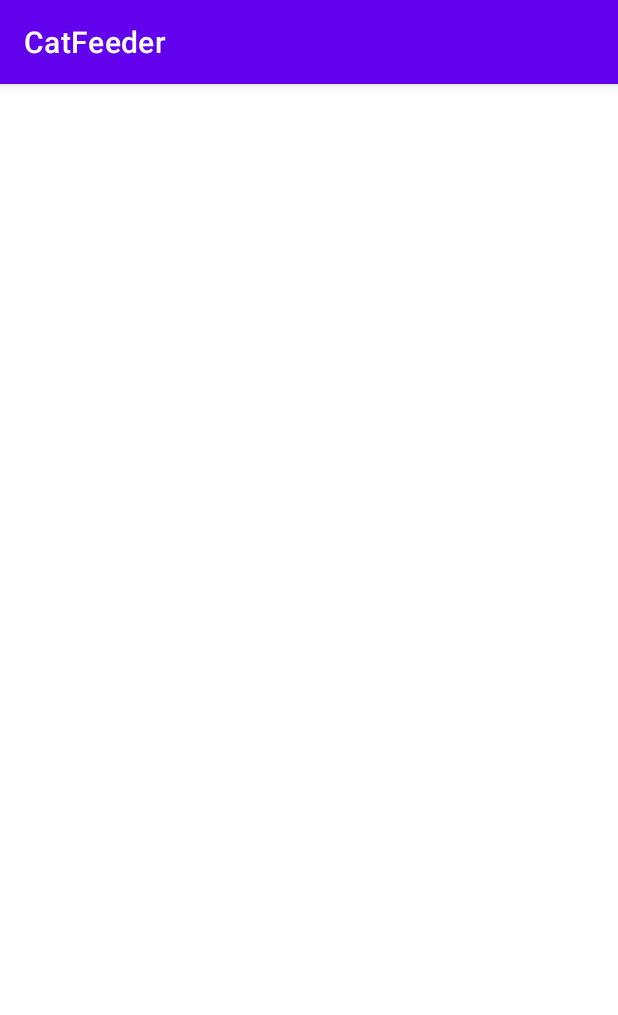
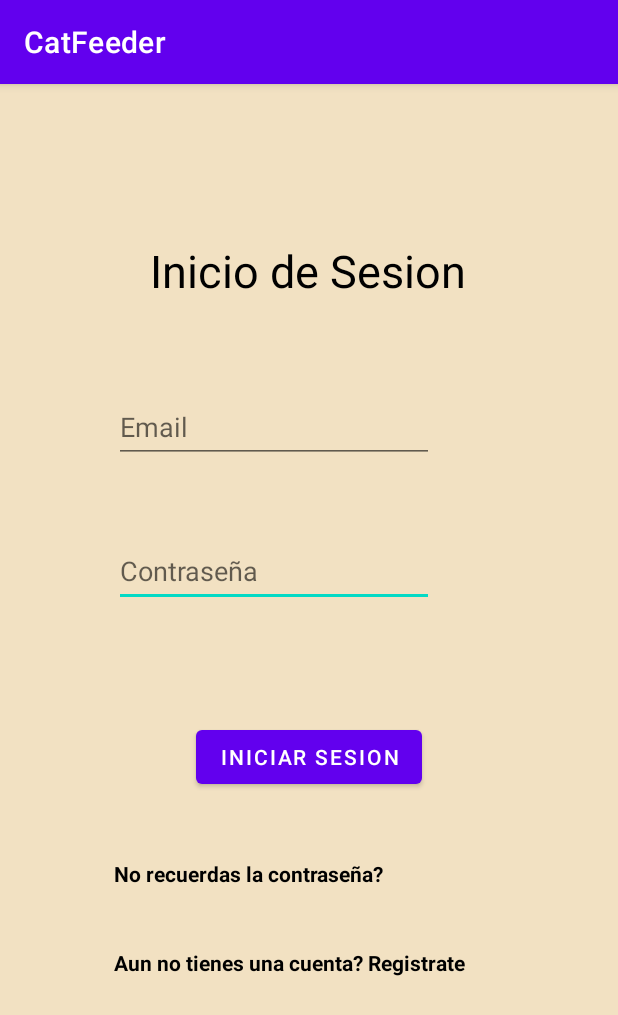
Before and after one commit to DSAR-inc/PetFeederApp, an Android app: the LoginActivity screen opened directly, with no data from a screen before it, on a phone screen of 412 x 824 dp. Shown: the top 1015 px of the screen. Run offline under Robolectric (Android 15) with nearby library versions, the phone set to English and light mode, and no system bars; Roboto replaces fonts that are not available here.

Commit message:
Base de la activity login

```diff
--- a/Code/app/src/main/res/layout/activity_login.xml
+++ b/Code/app/src/main/res/layout/activity_login.xml
@@ -4,6 +4,79 @@
     xmlns:tools="http://schemas.android.com/tools"
     android:layout_width="match_parent"
     android:layout_height="match_parent"
+    android:background="#F2E1C2"
     tools:context=".LoginActivity">
 
+    <TextView
+        android:id="@+id/textView"
+        android:layout_width="wrap_content"
+        android:layout_height="wrap_content"
+        android:layout_marginTop="104dp"
+        android:text="Inicio de Sesion"
+        android:textColor="#000000"
+        android:textSize="30sp"
+        app:layout_constraintEnd_toEndOf="parent"
+        app:layout_constraintHorizontal_bias="0.498"
+        app:layout_constraintStart_toStartOf="parent"
+        app:layout_constraintTop_toTopOf="parent" />
+
+    <EditText
+        android:id="@+id/etPasswordLogin"
+        android:layout_width="wrap_content"
+        android:layout_height="wrap_content"
+        android:layout_marginStart="76dp"
+        android:layout_marginTop="48dp"
+        android:ems="10"
+        android:hint="Contraseña"
+        android:inputType="textPassword"
+        android:minHeight="48dp"
+        app:layout_constraintStart_toStartOf="parent"
+        app:layout_constraintTop_toBottomOf="@+id/etEmailLogin" />
+
+    <EditText
+        android:id="@+id/etEmailLogin"
+        android:layout_width="wrap_content"
+        android:layout_height="wrap_content"
+        android:layout_marginStart="76dp"
+        android:layout_marginTop="60dp"
+        android:ems="10"
+        android:hint="Email"
+        android:inputType="textEmailAddress"
+        android:minHeight="48dp"
+        app:layout_constraintStart_toStartOf="parent"
+        app:layout_constraintTop_toBottomOf="@+id/textView" />
+
+    <Button
+        android:id="@+id/buttonLogin"
+        android:layout_width="wrap_content"
+        android:layout_height="wrap_content"
+        android:layout_marginTop="76dp"
+        android:text="Iniciar Sesion"
+        app:layout_constraintEnd_toEndOf="parent"
+        app:layout_constraintStart_toStartOf="parent"
+        app:layout_constraintTop_toBottomOf="@+id/etPasswordLogin" />
+
+    <TextView
+        android:id="@+id/textView2"
+        android:layout_width="wrap_content"
+        android:layout_height="wrap_content"
+        android:layout_marginStart="76dp"
+        android:layout_marginTop="44dp"
+        android:text="No recuerdas la contraseña?"
+        android:textColor="#000000"
+        android:textStyle="bold"
+        app:layout_constraintStart_toStartOf="parent"
+        app:layout_constraintTop_toBottomOf="@+id/buttonLogin" />
+
+    <TextView
+        android:id="@+id/textView3"
+        android:layout_width="wrap_content"
+        android:layout_height="wrap_content"
+        android:layout_marginStart="76dp"
+        android:layout_marginTop="40dp"
+        android:text="Aun no tienes una cuenta? Registrate"
+        android:textColor="#000000"
+        android:textStyle="bold"
+        app:layout_constraintStart_toStartOf="parent"
+        app:layout_constraintTop_toBottomOf="@+id/textView2" />
 </androidx.constraintlayout.widget.ConstraintLayout>
```
